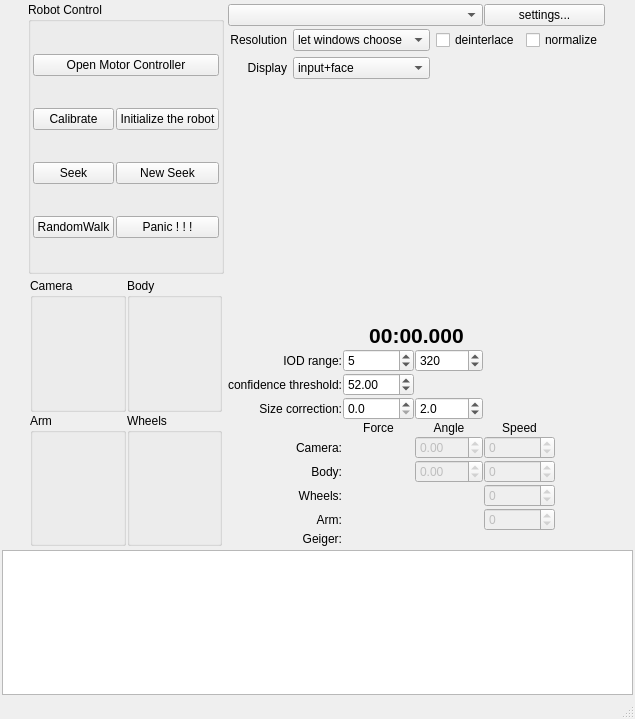
This is RoboShell.ui in artm/biofame-robot as Qt 5 draws it before an edit. The edited form follows.
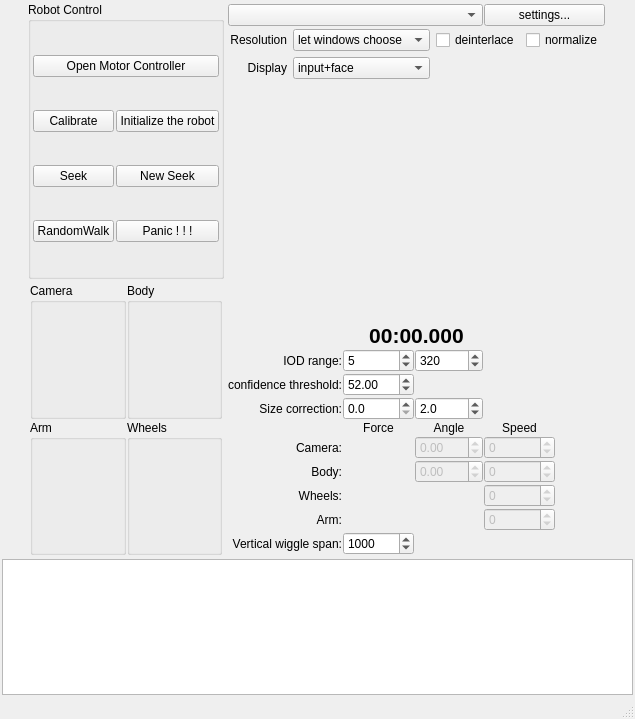
This is the edited form. Custom widgets are drawn as their Qt base class.

Commit message: vertical wiggle

Diff of the .ui file:
```diff
--- a/RoboShell.ui
+++ b/RoboShell.ui
@@ -297,7 +297,7 @@
        <item row="15" column="0">
         <widget class="QLabel" name="label_8">
          <property name="text">
-          <string>Geiger:</string>
+          <string>Vertical wiggle span:</string>
          </property>
          <property name="alignment">
           <set>Qt::AlignRight|Qt::AlignTrailing|Qt::AlignVCenter</set>
@@ -656,6 +656,22 @@
          </property>
         </widget>
        </item>
+       <item row="15" column="1">
+        <widget class="QSpinBox" name="vertSpan">
+         <property name="minimum">
+          <number>-1000000</number>
+         </property>
+         <property name="maximum">
+          <number>1000000</number>
+         </property>
+         <property name="singleStep">
+          <number>10</number>
+         </property>
+         <property name="value">
+          <number>1000</number>
+         </property>
+        </widget>
+       </item>
       </layout>
      </widget>
     </item>
```
The commit also changes 7 other files.
